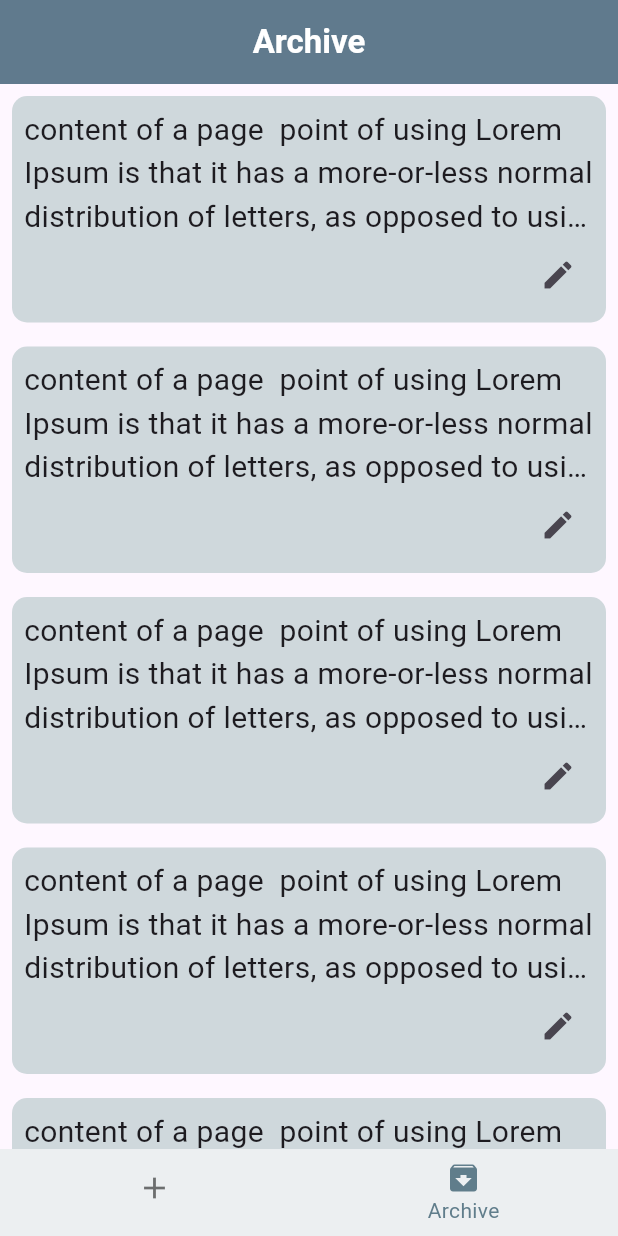
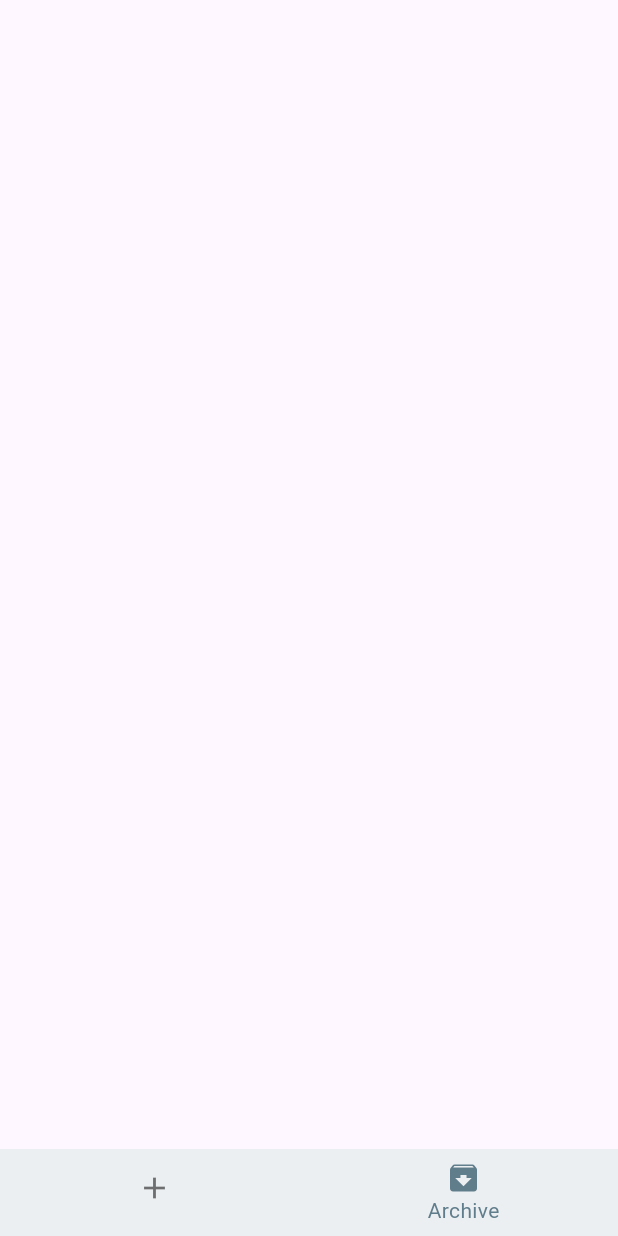
Before and after one commit to AbdullahAlomair6/notes-app, a Flutter app: the screen it shows after launch, item 2 of the bottom bar chosen, on a phone screen of 412 x 824 dp. Run offline on Flutter 3.47's test engine with Material 3 defaults, Android fonts, the phone set to English and light mode, and no system bars; our stand-ins replace flutter_bloc.

```diff
--- a/lib/layout/home_layout.dart
+++ b/lib/layout/home_layout.dart
@@ -10,17 +10,14 @@ class HomeLayout extends StatelessWidget {
 
   @override
   Widget build(BuildContext context) {
-    final cubit = NavigationBarCubit();
-    int currentScreen = 0;
     return BlocProvider(
       create: (context) => NavigationBarCubit(),
-      child: BlocBuilder<NavigationBarCubit, NavigationStates>(
+      child: BlocConsumer<NavigationBarCubit, NavigationStates>(
+        listener: (context, state) {},
         builder: (context, state) {
-          if (state is ChangeBottomNavState) {
-            currentScreen = state.currentIndex;
-          }
+          final cubit = NavigationBarCubit.get(context);
           return Scaffold(
-            body: cubit.selectScreen[currentScreen],
+            body: cubit.selectScreen[cubit.currentIndex],
             bottomNavigationBar: AppNavigationBar(),
           );
         },
--- a/lib/modules/archive_notes/view/archive_screen.dart
+++ b/lib/modules/archive_notes/view/archive_screen.dart
@@ -1,25 +1,10 @@
 import 'package:flutter/material.dart';
-
-import '../../../custom-widget/widget/appBar.dart';
-import '../../../custom-widget/widget/card_items.dart';
 
 class ArchiveScreen extends StatelessWidget {
   const ArchiveScreen({super.key});
 
   @override
   Widget build(BuildContext context) {
-    return Scaffold(
-      appBar: AppBarDesign(title: 'Archive'),
-      body: ListView.separated(
-        itemBuilder:
-            (context, index) => CardItems(
-              text:
-                  "content of a page  point of using Lorem Ipsum is that it has a more-or-less normal distribution of letters, as opposed to using 'Content here, content here', making it look like readable English. Many desktop publishing packages and web page",
-              editOnPressed: () {},
-            ),
-        separatorBuilder: (context, index) => Container(),
-        itemCount: 10,
-      ),
-    );
+    return Container();
   }
 }
--- a/lib/modules/bottom_navigation/bottom_navigation_bar.dart
+++ b/lib/modules/bottom_navigation/bottom_navigation_bar.dart
@@ -9,7 +9,8 @@ class AppNavigationBar extends StatelessWidget {
 
   @override
   Widget build(BuildContext context) {
-    return BlocBuilder<NavigationBarCubit, NavigationStates>(
+    return BlocConsumer<NavigationBarCubit, NavigationStates>(
+      listener: (context, state) {},
       builder: (context, state) {
         final cubit = NavigationBarCubit.get(context);
         return BottomNavigationBar(
--- a/lib/modules/bottom_navigation/navigation_bloc.dart
+++ b/lib/modules/bottom_navigation/navigation_bloc.dart
@@ -16,11 +16,14 @@ class NavigationBarCubit extends Cubit<NavigationStates> {
 
   void selectBottomNav(index) {
     currentIndex = index;
-    emit(ChangeBottomNavState(currentIndex));
+    emit(ChangeBottomNavState());
   }
 
   List<BottomNavigationBarItem> navItems = [
     BottomNavigationBarItem(icon: Icon(Icons.add), label: 'NEW'),
-    BottomNavigationBarItem(icon: Icon(Icons.archive), label: 'Archive'),
+    BottomNavigationBarItem(
+        icon: Icon(Icons.archive),
+        label: 'Archive',
+    ),
   ];
 }
--- a/lib/modules/bottom_navigation/navigation_states.dart
+++ b/lib/modules/bottom_navigation/navigation_states.dart
@@ -2,8 +2,4 @@ abstract class NavigationStates {}
 
 class InitState extends NavigationStates {}
 
-class ChangeBottomNavState extends NavigationStates {
-  final int currentIndex;
-
-  ChangeBottomNavState(this.currentIndex);
-}
+class ChangeBottomNavState extends NavigationStates {}
```
